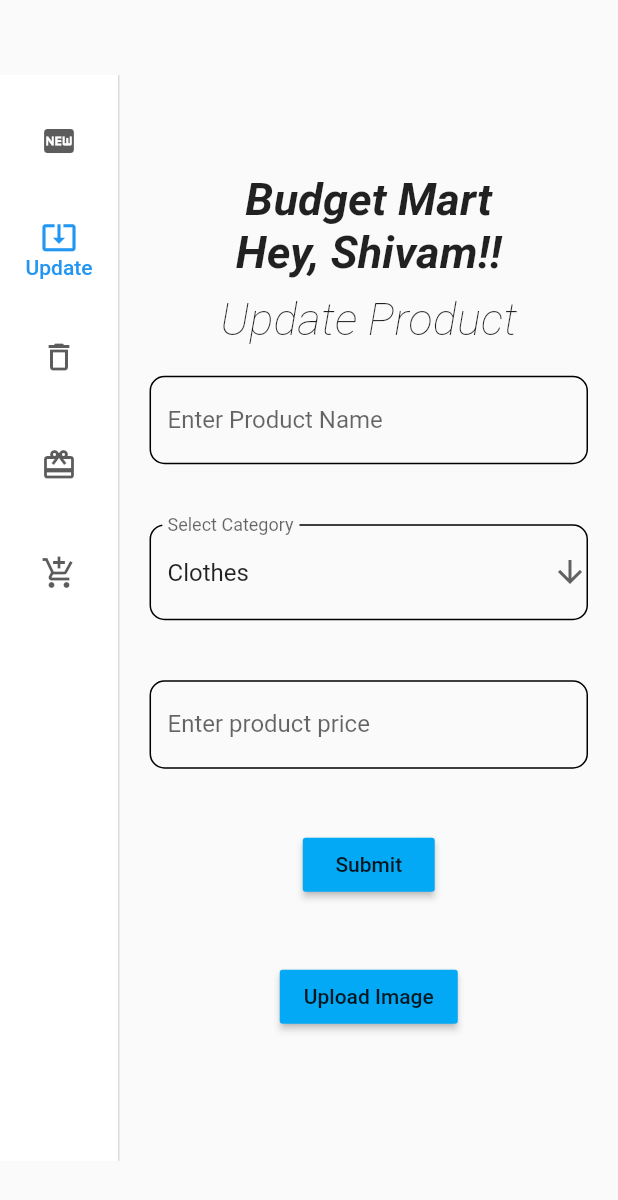
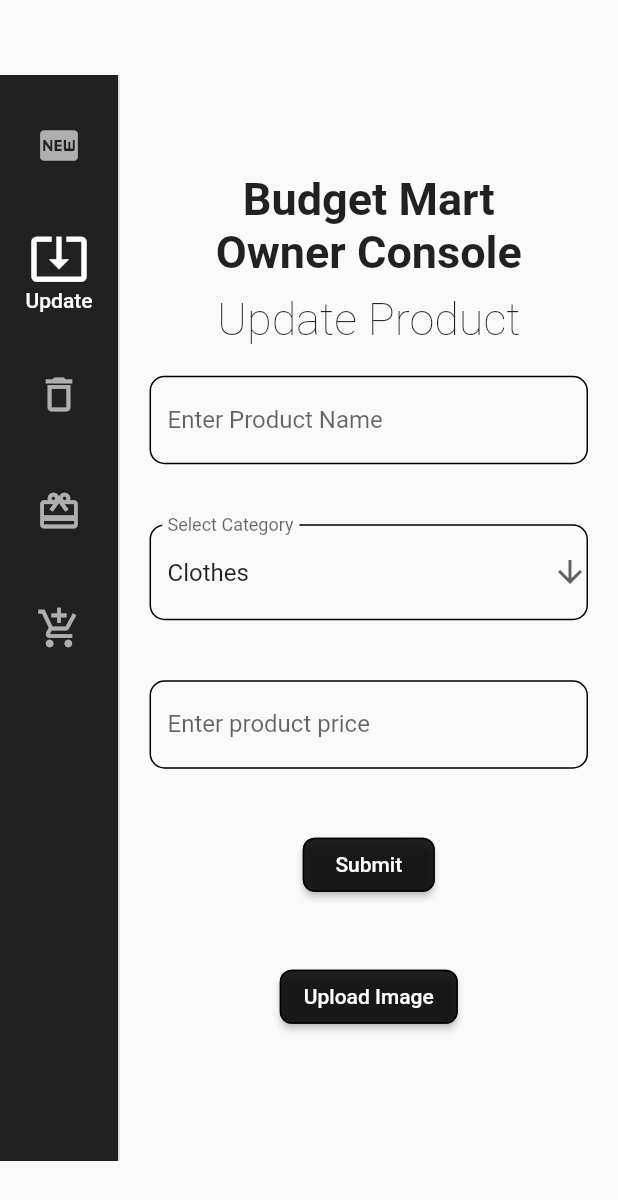
Before and after one commit to axactstudios/deliveryowner, a Flutter app: the screen it shows after launch, after a tap on "Delete", after a tap on "New", after a tap on "Update", on a phone screen of 412 x 824 dp. Shown: the top 1200 px of the screen. Run offline on Flutter 3.47's test engine with Material 2 defaults, Android fonts, the phone set to English and light mode, and no system bars; our stand-ins replace firebase_database, firebase_storage, image_picker; accounts and stored records are empty; network calls fail.

Commit message:
Updated UI

```diff
--- a/lib/main.dart
+++ b/lib/main.dart
@@ -35,6 +35,7 @@ class _MyStatefulWidgetState extends State<MyStatefulWidget> {
         child: Row(
           children: <Widget>[
             NavigationRail(
+              backgroundColor: Colors.black87,
               selectedIndex: _selectedIndex,
               onDestinationSelected: (int index) {
                 setState(() {
@@ -49,29 +50,84 @@ class _MyStatefulWidgetState extends State<MyStatefulWidget> {
               labelType: NavigationRailLabelType.selected,
               destinations: [
                 NavigationRailDestination(
-                  icon: Icon(Icons.fiber_new),
-                  selectedIcon: Icon(Icons.fiber_new),
-                  label: Text('New'),
+                  icon: Icon(
+                    Icons.fiber_new,
+                    color: Colors.white,
+                    size: 30,
+                  ),
+                  selectedIcon: Icon(
+                    Icons.fiber_new,
+                    color: Colors.white,
+                    size: 40,
+                  ),
+                  label: Text(
+                    'New',
+                    style: TextStyle(color: Colors.white),
+                  ),
                 ),
                 NavigationRailDestination(
-                  icon: Icon(Icons.system_update_alt),
-                  selectedIcon: Icon(Icons.system_update_alt),
-                  label: Text('Update'),
+                  icon: Icon(
+                    Icons.system_update_alt,
+                    color: Colors.white,
+                    size: 30,
+                  ),
+                  selectedIcon: Icon(
+                    Icons.system_update_alt,
+                    color: Colors.white,
+                    size: 40,
+                  ),
+                  label: Text(
+                    'Update',
+                    style: TextStyle(color: Colors.white),
+                  ),
                 ),
                 NavigationRailDestination(
-                  icon: Icon(Icons.delete_outline),
-                  selectedIcon: Icon(Icons.delete),
-                  label: Text('Delete'),
+                  icon: Icon(
+                    Icons.delete_outline,
+                    color: Colors.white,
+                    size: 30,
+                  ),
+                  selectedIcon: Icon(
+                    Icons.delete,
+                    color: Colors.white,
+                    size: 40,
+                  ),
+                  label: Text(
+                    'Delete',
+                    style: TextStyle(color: Colors.white),
+                  ),
                 ),
                 NavigationRailDestination(
-                  icon: Icon(Icons.card_giftcard),
-                  selectedIcon: Icon(Icons.card_giftcard),
-                  label: Text('Discounts'),
+                  icon: Icon(
+                    Icons.card_giftcard,
+                    color: Colors.white,
+                    size: 30,
+                  ),
+                  selectedIcon: Icon(
+                    Icons.card_giftcard,
+                    color: Colors.white,
+                    size: 40,
+                  ),
+                  label: Text(
+                    'Discounts',
+                    style: TextStyle(color: Colors.white),
+                  ),
                 ),
                 NavigationRailDestination(
-                  icon: Icon(Icons.add_shopping_cart),
-                  selectedIcon: Icon(Icons.add_shopping_cart),
-                  label: Text('Orders'),
+                  icon: Icon(
+                    Icons.add_shopping_cart,
+                    color: Colors.white,
+                    size: 30,
+                  ),
+                  selectedIcon: Icon(
+                    Icons.add_shopping_cart,
+                    color: Colors.white,
+                    size: 40,
+                  ),
+                  label: Text(
+                    'Orders',
+                    style: TextStyle(color: Colors.white),
+                  ),
                 ),
               ],
             ),
@@ -86,13 +142,13 @@ class _MyStatefulWidgetState extends State<MyStatefulWidget> {
                           fontWeight: FontWeight.w600,
                           fontSize: 30,
                           fontFamily: 'Roboto',
-                            fontStyle: FontStyle.italic)),
-                    Text("Hey, Shivam!!",
+                        )),
+                    Text("Owner Console",
                         style: TextStyle(
                           fontWeight: FontWeight.w600,
                           fontSize: 30,
                           fontFamily: 'Roboto',
-                            fontStyle: FontStyle.italic)),
+                        )),
                     SizedBox(
                       height: 10,
                     ),
@@ -101,7 +157,7 @@ class _MyStatefulWidgetState extends State<MyStatefulWidget> {
                           fontWeight: FontWeight.w200,
                           fontSize: 30,
                           fontFamily: 'Roboto',
-                            fontStyle: FontStyle.italic)),
+                        )),
                     if (_selectedIndex == 0)
                       RegisterPet()
                     else if (_selectedIndex == 1)
@@ -243,7 +299,10 @@ class _RegisterPetState extends State<RegisterPet> {
           Padding(
               padding: EdgeInsets.all(20.0),
               child: RaisedButton(
-                color: Colors.lightBlue,
+                shape: RoundedRectangleBorder(
+                    borderRadius: BorderRadius.circular(8.0),
+                    side: BorderSide(color: Colors.black)),
+                color: Colors.black87,
                 onPressed: () {
                   final StorageReference firebaseStorageRef =
                       FirebaseStorage.instance.ref().child("hello.jpg");
@@ -269,7 +328,10 @@ class _RegisterPetState extends State<RegisterPet> {
                     });
                   }
                 },
-                child: Text('Submit'),
+                child: Text(
+                  'Submit',
+                  style: TextStyle(color: Colors.white),
+                ),
               )),
           Padding(
               padding: EdgeInsets.all(20.0),
@@ -277,11 +339,17 @@ class _RegisterPetState extends State<RegisterPet> {
                 mainAxisAlignment: MainAxisAlignment.spaceEvenly,
                 children: <Widget>[
                   RaisedButton(
-                    color: Colors.lightBlue,
+                    shape: RoundedRectangleBorder(
+                        borderRadius: BorderRadius.circular(8.0),
+                        side: BorderSide(color: Colors.black)),
+                    color: Colors.black87,
                     onPressed: () {
                       _openImagePicker();
                     },
-                    child: Text('Upload Image'),
+                    child: Text(
+                      'Upload Image',
+                      style: TextStyle(color: Colors.white),
+                    ),
                   ),
                 ],
               )),
@@ -418,7 +486,10 @@ class _UpdatePetState extends State<UpdatePet> {
           Padding(
               padding: EdgeInsets.all(20.0),
               child: RaisedButton(
-                color: Colors.lightBlue,
+                shape: RoundedRectangleBorder(
+                    borderRadius: BorderRadius.circular(8.0),
+                    side: BorderSide(color: Colors.black)),
+                color: Colors.black87,
                 onPressed: () {
                   final StorageReference firebaseStorageRef =
                       FirebaseStorage.instance.ref().child("hello.jpg");
@@ -447,7 +518,10 @@ class _UpdatePetState extends State<UpdatePet> {
                     });
                   }
                 },
-                child: Text('Submit'),
+                child: Text(
+                  'Submit',
+                  style: TextStyle(color: Colors.white),
+                ),
               )),
           Padding(
               padding: EdgeInsets.all(20.0),
@@ -455,11 +529,17 @@ class _UpdatePetState extends State<UpdatePet> {
                 mainAxisAlignment: MainAxisAlignment.spaceEvenly,
                 children: <Widget>[
                   RaisedButton(
-                    color: Colors.lightBlue,
+                    shape: RoundedRectangleBorder(
+                        borderRadius: BorderRadius.circular(8.0),
+                        side: BorderSide(color: Colors.black)),
+                    color: Colors.black87,
                     onPressed: () {
                       _openImagePicker();
                     },
-                    child: Text('Upload Image'),
+                    child: Text(
+                      'Upload Image',
+                      style: TextStyle(color: Colors.white),
+                    ),
                   ),
                 ],
               )),
@@ -563,7 +643,10 @@ class _DeleteState extends State<Delete> {
           Padding(
               padding: EdgeInsets.all(20.0),
               child: RaisedButton(
-                color: Colors.lightBlue,
+                shape: RoundedRectangleBorder(
+                    borderRadius: BorderRadius.circular(8.0),
+                    side: BorderSide(color: Colors.black)),
+                color: Colors.black87,
                 onPressed: () {
                   if (_formKey.currentState.validate())
                     dbRef
@@ -579,7 +662,10 @@ class _DeleteState extends State<Delete> {
                           .showSnackBar(SnackBar(content: Text(onError)));
                     });
                 },
-                child: Text('Delete'),
+                child: Text(
+                  'Delete',
+                  style: TextStyle(color: Colors.white),
+                ),
               )),
         ])));
   }
@@ -699,7 +785,10 @@ class _DiscountState extends State<Discount> {
           Padding(
               padding: EdgeInsets.all(20.0),
               child: RaisedButton(
-                color: Colors.lightBlue,
+                shape: RoundedRectangleBorder(
+                    borderRadius: BorderRadius.circular(8.0),
+                    side: BorderSide(color: Colors.black)),
+                color: Colors.black87,
                 onPressed: () {
                   int price1 = int.parse(ageController.text);
                   int price2 = int.parse(age1Controller.text);
@@ -724,7 +813,10 @@ class _DiscountState extends State<Discount> {
                     });
                   }
                 },
-                child: Text('Publish Discount'),
+                child: Text(
+                  'Publish Discount',
+                  style: TextStyle(color: Colors.white),
+                ),
               )),
         ])));
   }
```
Also changed, not shown: pubspec.lock, 1 other file. Lines whose indentation alone changed are shown as unchanged.
